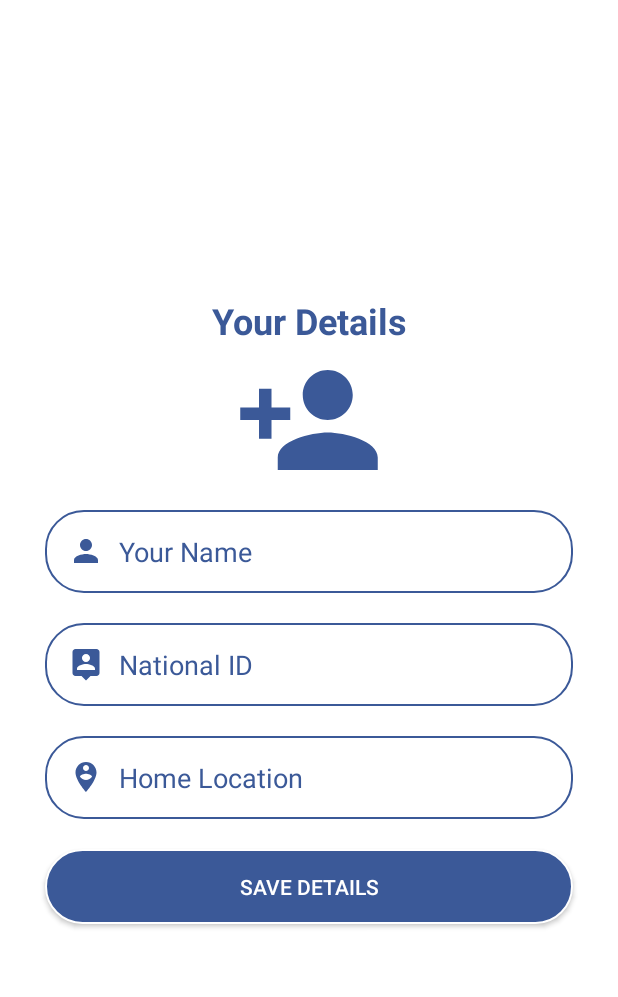
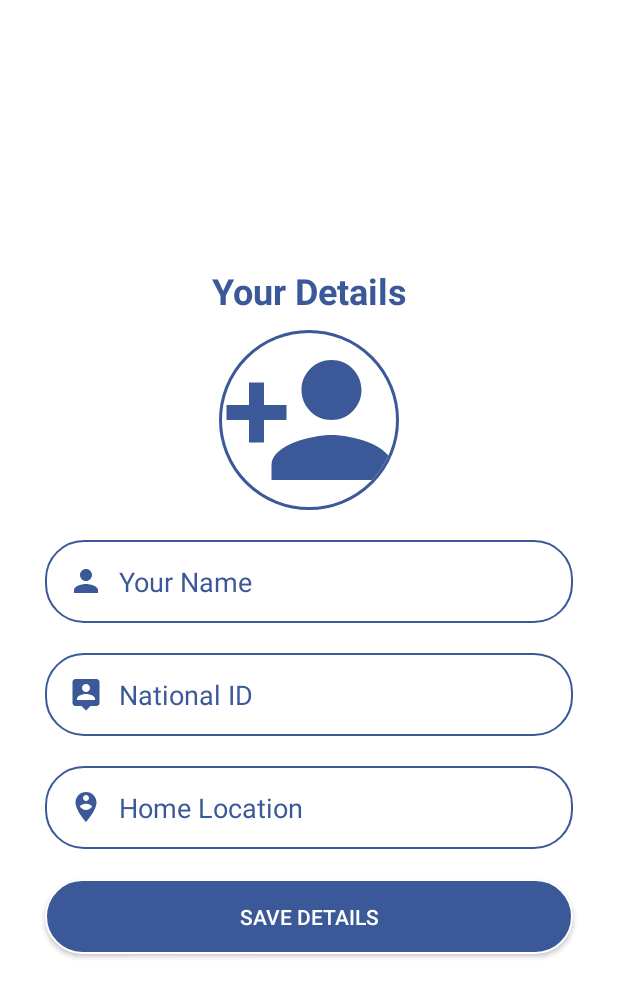
Before and after one commit to Supuna-Kaumada/SchoolFinderSL, an Android app: the screen it shows after launch once a user with an empty profile is signed in (SetupActivity), on a phone screen of 412 x 824 dp. Shown: the top 997 px of the screen. Run offline under Robolectric (Android 15) with nearby library versions, the phone set to English and light mode, and no system bars; our stand-ins replace CircleImageView, Firebase (no records; nobody signed in at launch, a user with empty details on screens opened directly).

Commit message:
Added Profile Image to Setup Activity

```diff
--- a/app/build.gradle
+++ b/app/build.gradle
@@ -35,6 +35,7 @@ dependencies {
     implementation 'com.google.firebase:firebase-core:16.0.4'
     implementation 'com.google.firebase:firebase-database:16.0.3'
     implementation 'pl.droidsonroids.gif:android-gif-drawable:1.2.15'
+    implementation 'de.hdodenhof:circleimageview:3.0.1'
     implementation 'com.firebaseui:firebase-ui-database:3.1.0'
     testImplementation 'junit:junit:4.12'
     androidTestImplementation 'com.android.support.test:runner:1.0.2'
--- a/app/src/main/java/com/sccodesoft/schoolfinder/SetupActivity.java
+++ b/app/src/main/java/com/sccodesoft/schoolfinder/SetupActivity.java
@@ -37,6 +37,7 @@ public class SetupActivity extends AppCompatActivity {
     private Button saveDetails;
     private EditText userName,userNIC;
     private TextView userLocation;
+    private de.hdodenhof.circleimageview.CircleImageView profImage;
 
     private ProgressDialog Loadingbar;
 
--- a/app/src/main/res/layout/activity_setup.xml
+++ b/app/src/main/res/layout/activity_setup.xml
@@ -21,10 +21,14 @@
         android:textSize="24sp"
         android:textStyle="bold" />
 
-    <ImageView
-        android:layout_width="100dp"
-        android:layout_height="100dp"
-        android:src="@drawable/ic_person_add_black_24dp"/>
+    <de.hdodenhof.circleimageview.CircleImageView
+        android:layout_margin="10dp"
+        android:id="@+id/profile_image"
+        android:layout_width="120dp"
+        android:layout_height="120dp"
+        android:src="@drawable/ic_person_add_black_24dp"
+        app:civ_border_width="2dp"
+        app:civ_border_color="#3b5998"/>
 
     <EditText
         android:id="@+id/user_name"
```
